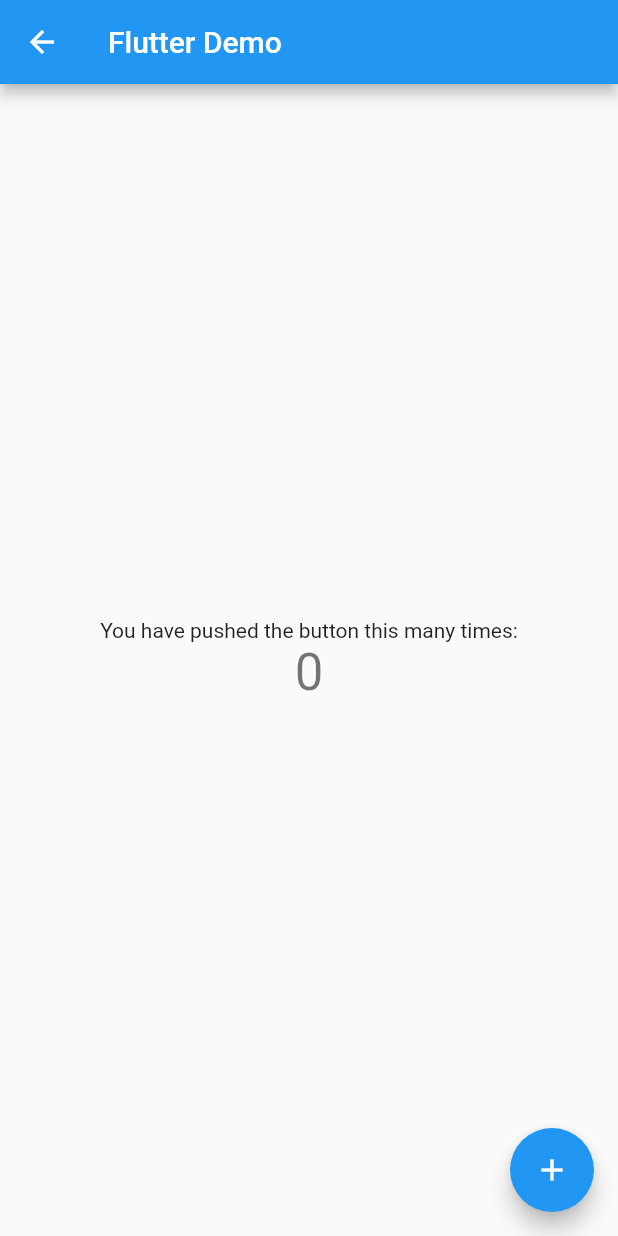
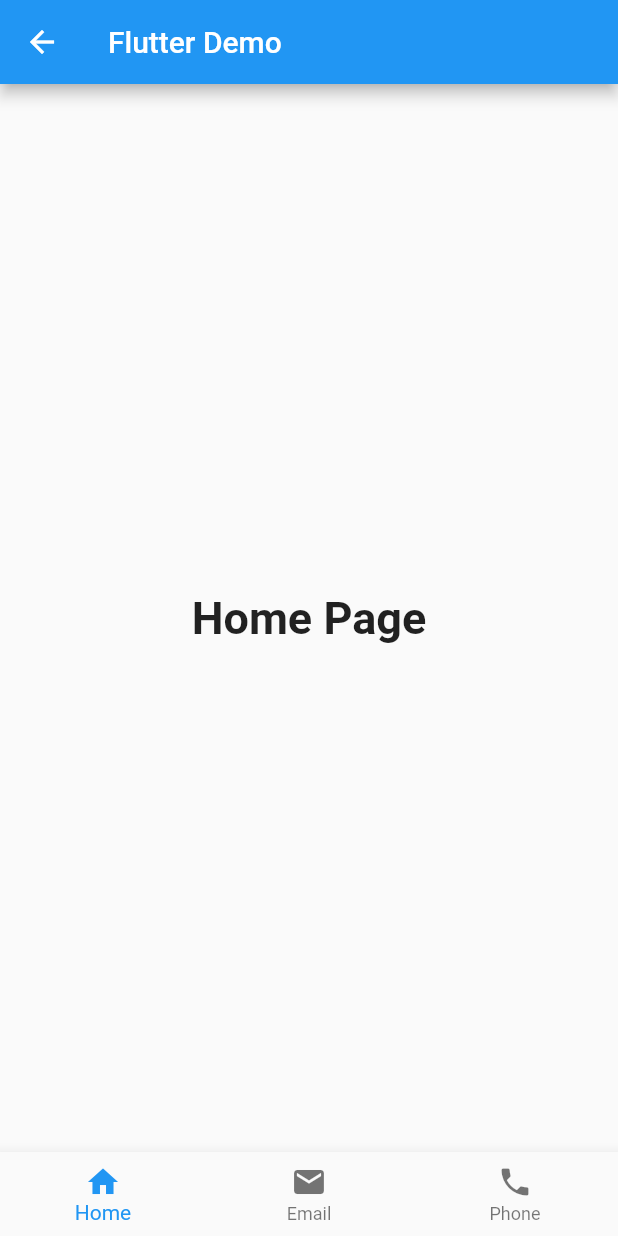
Before and after one commit to Oaman/FlutterX, a Flutter app: the MainPage screen opened directly, on a phone screen of 412 x 824 dp. Run offline on Flutter 3.47's test engine with Material 2 defaults, Android fonts, the phone set to English and light mode, and no system bars; missing offline and left inert: flukit.

Commit message:
bottom navigator page

```diff
--- a/lib/main.dart
+++ b/lib/main.dart
@@ -1,5 +1,6 @@
 import 'package:flutter/material.dart';
 import 'package:flutter_app/ui/pages/guide_page.dart';
+import 'package:flutter_app/ui/pages/main_page.dart';
 
 void main() => runApp(MyApp());
 
@@ -7,7 +8,7 @@ class MyApp extends StatelessWidget {
   @override
   Widget build(BuildContext context) {
     return new MaterialApp(
-      home: GuidePage()
+      home: MainPage()
     );
   }
 }
--- a/lib/ui/pages/guide_page.dart
+++ b/lib/ui/pages/guide_page.dart
@@ -60,7 +60,7 @@ class GuidePageState extends State<GuidePage> {
               child: new Container(
                 margin: EdgeInsets.only(bottom: 160.0),
                 child: new Ink(
-                  color: Colors.purple,
+                  color: Colors.blue,
                   child: InkWell(
                     onTap: () {
                       Navigator.push(context,
--- a/lib/ui/pages/main_page.dart
+++ b/lib/ui/pages/main_page.dart
@@ -6,68 +6,47 @@ class MainPage extends StatefulWidget {
 }
 
 class _MyHomePageState extends State<MainPage> {
-  int _counter = 0;
+  var _selectionIndex = 0;
 
-  void _incrementCounter() {
-    setState(() {
-      // This call to setState tells the Flutter framework that something has
-      // changed in this State, which causes it to rerun the build method below
-      // so that the display can reflect the updated values. If we changed
-      // _counter without calling setState(), then the build method would not be
-      // called again, and so nothing would appear to happen.
-      _counter++;
-    });
+  static const TextStyle _style =
+      TextStyle(fontSize: 30, fontWeight: FontWeight.bold);
+
+  List<Widget> _contentPages = const <Widget>[
+    Text("Home Page", style: _style),
+    Text("Email Page", style: _style),
+    Text("Phone Page", style: _style),
+  ];
+
+  @override
+  void initState() {
+    super.initState();
   }
 
   @override
   Widget build(BuildContext context) {
-    // This method is rerun every time setState is called, for instance as done
-    // by the _incrementCounter method above.
-    //
-    // The Flutter framework has been optimized to make rerunning build methods
-    // fast, so that you can just rebuild anything that needs updating rather
-    // than having to individually change instances of widgets.
     return Scaffold(
       appBar: AppBar(
-        // Here we take the value from the MyHomePage object that was created by
-        // the App.build method, and use it to set our appbar title.
         title: Text("Flutter Demo"),
       ),
+      bottomNavigationBar: BottomNavigationBar(
+        items: const <BottomNavigationBarItem>[
+          BottomNavigationBarItem(icon: Icon(Icons.home), title: Text("Home")),
+          BottomNavigationBarItem(
+              icon: Icon(Icons.email), title: Text("Email")),
+          BottomNavigationBarItem(
+              icon: Icon(Icons.phone), title: Text("Phone")),
+        ],
+        onTap: (index) {
+          setState(() {
+            _selectionIndex = index;
+          });
+        },
+        currentIndex: _selectionIndex,
+        selectedItemColor: Colors.blue,
+      ),
       body: Center(
-        // Center is a layout widget. It takes a single child and positions it
-        // in the middle of the parent.
-        child: Column(
-          // Column is also a layout widget. It takes a list of children and
-          // arranges them vertically. By default, it sizes itself to fit its
-          // children horizontally, and tries to be as tall as its parent.
-          //
-          // Invoke "debug painting" (press "p" in the console, choose the
-          // "Toggle Debug Paint" action from the Flutter Inspector in Android
-          // Studio, or the "Toggle Debug Paint" command in Visual Studio Code)
-          // to see the wireframe for each widget.
-          //
-          // Column has various properties to control how it sizes itself and
-          // how it positions its children. Here we use mainAxisAlignment to
-          // center the children vertically; the main axis here is the vertical
-          // axis because Columns are vertical (the cross axis would be
-          // horizontal).
-          mainAxisAlignment: MainAxisAlignment.center,
-          children: <Widget>[
-            Text(
-              'You have pushed the button this many times:',
-            ),
-            Text(
-              '$_counter',
-              style: Theme.of(context).textTheme.headline4,
-            ),
-          ],
-        ),
+        child: _contentPages[_selectionIndex],
       ),
-      floatingActionButton: FloatingActionButton(
-        onPressed: _incrementCounter,
-        tooltip: 'Increment',
-        child: Icon(Icons.add),
-      ), // This trailing comma makes auto-formatting nicer for build methods.
     );
   }
 }
```
